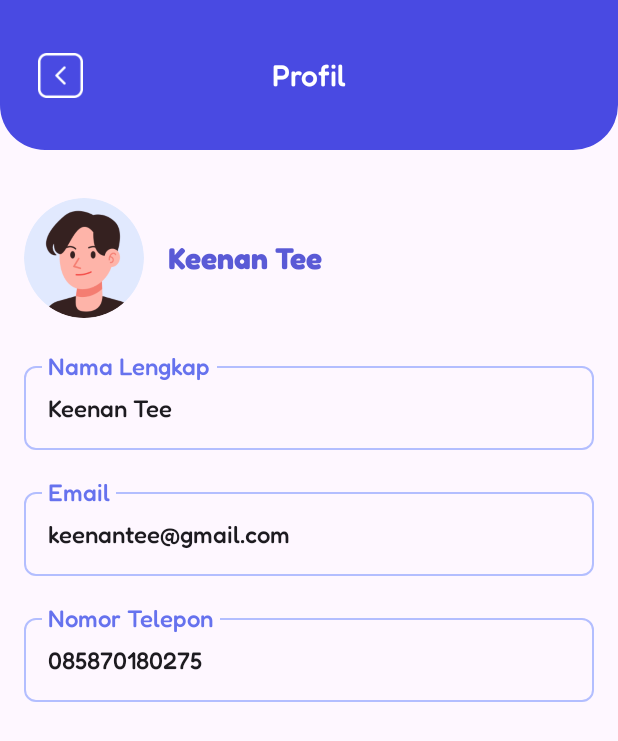
After one commit to tasyaswantara/FindYourNanny, an Android app built with Jetpack Compose: the @Preview function AccountInformationScreen, on a phone screen of 412 x 824 dp. The commit adds this screen. Shown: the top 741 px of the screen. Run offline under Robolectric (Android 15) with nearby library versions, the light colour scheme and no system bars.

Commit message:
account information screen

```diff
--- /dev/null
+++ b/app/src/main/java/com/example/projekpapb2/ui/components/AccountInformationScreen.kt
@@ -0,0 +1,198 @@
+package com.example.projekpapb2.ui.components
+
+import androidx.compose.foundation.Image
+import androidx.compose.foundation.layout.Box
+import androidx.compose.foundation.layout.Column
+import androidx.compose.foundation.layout.Row
+import androidx.compose.foundation.layout.Spacer
+import androidx.compose.foundation.layout.fillMaxSize
+import androidx.compose.foundation.layout.fillMaxWidth
+import androidx.compose.foundation.layout.height
+import androidx.compose.foundation.layout.padding
+import androidx.compose.foundation.layout.size
+import androidx.compose.foundation.layout.width
+import androidx.compose.foundation.shape.CircleShape
+import androidx.compose.foundation.shape.RoundedCornerShape
+import androidx.compose.material.Text
+import androidx.compose.material.TextField
+import androidx.compose.material3.Card
+import androidx.compose.material3.CardDefaults
+import androidx.compose.material3.ExperimentalMaterial3Api
+import androidx.compose.material3.Icon
+import androidx.compose.material3.IconButton
+import androidx.compose.material3.MaterialTheme
+import androidx.compose.material3.OutlinedTextField
+import androidx.compose.material3.Scaffold
+import androidx.compose.material3.TextFieldDefaults
+import androidx.compose.runtime.Composable
+import androidx.compose.runtime.getValue
+import androidx.compose.runtime.mutableStateOf
+import androidx.compose.runtime.remember
+import androidx.compose.runtime.setValue
+import androidx.compose.ui.Alignment
+import androidx.compose.ui.Modifier
+import androidx.compose.ui.draw.clip
+import androidx.compose.ui.graphics.Color
+import androidx.compose.ui.res.painterResource
+import androidx.compose.ui.text.TextStyle
+import androidx.compose.ui.text.font.FontWeight
+import androidx.compose.ui.tooling.preview.Preview
+import androidx.compose.ui.unit.dp
+import androidx.compose.ui.unit.sp
+import com.example.projekpapb2.R
+import com.example.projekpapb2.ui.theme.Blue200
+import com.example.projekpapb2.ui.theme.Blue400
+import com.example.projekpapb2.ui.theme.Blue500
+import com.example.projekpapb2.ui.theme.Blue600
+import com.example.projekpapb2.ui.theme.Fredoka
+
+@Preview
+@OptIn(ExperimentalMaterial3Api::class)
+@Composable
+fun AccountInformationScreen() {
+    var text by remember { mutableStateOf("Keenan Tee") }
+
+    Scaffold(
+        topBar = {
+            Card(
+                modifier = Modifier
+                    .fillMaxWidth()
+                    .height(100.dp),
+                shape = RoundedCornerShape(bottomStart = 30.dp, bottomEnd = 30.dp),
+                colors =  CardDefaults.cardColors(containerColor = Blue600)
+            ) {
+                Box(modifier = Modifier.fillMaxSize()) {
+                    IconButton(
+                        onClick = {
+                            // Aksi tombol kembali
+                        },
+                        modifier = Modifier
+                            .align(Alignment.CenterStart)
+                            .padding(start = 16.dp)
+                    ) {
+                        Icon(
+                            painter = painterResource(id = R.drawable.ic_back),
+                            contentDescription = "Back",
+                            tint = Color.White,
+                            modifier = Modifier.size(30.dp)
+                        )
+                    }
+                    androidx.compose.material3.Text(
+                        text = "Profil",
+                        color = Color.White,
+                        style = TextStyle(fontFamily = Fredoka, fontSize = MaterialTheme.typography.titleLarge.fontSize),
+                        fontSize = 20.sp,
+                        modifier = Modifier
+                            .align(Alignment.Center)
+                            .padding(16.dp),
+                    )
+                }
+            }
+        },
+        content = { paddingValues ->
+            Column(
+                modifier = Modifier
+                    .fillMaxSize()
+                    .padding(paddingValues)
+                    .padding(horizontal = 16.dp),
+                horizontalAlignment = Alignment.CenterHorizontally
+            ) {
+                Spacer(modifier = Modifier.height(32.dp))
+
+                Row(
+                    verticalAlignment = Alignment.CenterVertically,
+                    modifier = Modifier.fillMaxWidth()
+                ) {
+                    Image(
+                        painter = painterResource(id = R.drawable.ic_profile),
+                        contentDescription = "Profile Picture",
+                        modifier = Modifier
+                            .size(80.dp)
+                            .clip(CircleShape)
+                    )
+                    Spacer(modifier = Modifier.width(16.dp))
+
+                    Column {
+                        androidx.compose.material3.Text(
+                            text = "Keenan Tee",
+                            style = TextStyle(fontFamily = Fredoka, fontSize = MaterialTheme.typography.titleLarge.fontSize),
+                            fontSize = 20.sp,
+                            fontWeight = FontWeight.Bold,
+                            color = Color(0xFF5A5AD6)
+                        )
+                    }
+                }
+
+                Spacer(modifier = Modifier.height(24.dp))
+
+                OutlinedTextField(
+                    value = text,
+                    onValueChange = { text = it },
+                    label = {
+                        Text(
+                            text = "Nama Lengkap",
+                            style = TextStyle(fontFamily = Fredoka, fontSize = MaterialTheme.typography.bodyLarge.fontSize),
+                            color = Blue500
+                        )
+                    },
+                    textStyle = TextStyle(fontFamily = Fredoka, fontSize = MaterialTheme.typography.bodyLarge.fontSize),
+                    modifier = Modifier.fillMaxWidth(),
+                    shape = RoundedCornerShape(8.dp),
+                    colors = TextFieldDefaults.outlinedTextFieldColors(
+                        focusedBorderColor = Blue400,
+                        unfocusedBorderColor = Blue200,
+                        focusedLabelColor = Blue400,
+                        unfocusedLabelColor = Blue200
+                    )
+                )
+
+
+                Spacer(modifier = Modifier.height(20.dp))
+
+                OutlinedTextField(
+                    value = "keenantee@gmail.com",
+                    onValueChange = { text = it },
+                    label = {
+                        Text(
+                            text = "Email",
+                            style = TextStyle(fontFamily = Fredoka, fontSize = MaterialTheme.typography.bodyLarge.fontSize),
+                            color = Blue500
+                        )
+                    },
+                    textStyle = TextStyle(fontFamily = Fredoka, fontSize = MaterialTheme.typography.bodyLarge.fontSize),
+                    modifier = Modifier.fillMaxWidth(),
+                    shape = RoundedCornerShape(8.dp),
+                    colors = TextFieldDefaults.outlinedTextFieldColors(
+                        focusedBorderColor = Blue400,
+                        unfocusedBorderColor = Blue200,
+                        focusedLabelColor = Blue400,
+                        unfocusedLabelColor = Blue200
+                    )
+                )
+
+                Spacer(modifier = Modifier.height(20.dp))
+
+                OutlinedTextField(
+                    value = "085870180275",
+                    onValueChange = { text = it },
+                    label = {
+                        Text(
+                            text = "Nomor Telepon",
+                            style = TextStyle(fontFamily = Fredoka, fontSize = MaterialTheme.typography.bodyLarge.fontSize),
+                            color = Blue500
+                        )
+                    },
+                    textStyle = TextStyle(fontFamily = Fredoka, fontSize = MaterialTheme.typography.bodyLarge.fontSize),
+                    modifier = Modifier.fillMaxWidth(),
+                    shape = RoundedCornerShape(8.dp),
+                    colors = TextFieldDefaults.outlinedTextFieldColors(
+                        focusedBorderColor = Blue400,
+                        unfocusedBorderColor = Blue200,
+                        focusedLabelColor = Blue400,
+                        unfocusedLabelColor = Blue200
+                    )
+                )
+            }
+        }
+    )
+}
--- a/app/src/main/java/com/example/projekpapb2/ui/screens/ProfileScreen.kt
+++ b/app/src/main/java/com/example/projekpapb2/ui/screens/ProfileScreen.kt
@@ -15,10 +15,12 @@ import androidx.compose.ui.graphics.Color
 import androidx.compose.ui.res.painterResource
 import androidx.compose.ui.text.TextStyle
 import androidx.compose.ui.text.font.FontFamily
+import androidx.compose.ui.tooling.preview.Preview
 import androidx.compose.ui.unit.dp
 import com.example.projekpapb2.R
 import com.example.projekpapb2.ui.theme.*
 
+@Preview
 @OptIn(ExperimentalMaterial3Api::class)
 @Composable
 fun ProfileScreen() {
@@ -58,7 +60,7 @@ fun ProfileScreen() {
                 modifier = Modifier.fillMaxWidth()
             ) {
                 Image(
-                    painter = painterResource(id = R.drawable.ic_profilenavbar),
+                    painter = painterResource(id = R.drawable.ic_profile),
                     contentDescription = "Profile Picture",
                     modifier = Modifier
                         .size(80.dp)
```
Also changed, not shown: app/src/main/res/drawable/ic_back.png (added), app/src/main/res/drawable/ic_profile.png (added).
